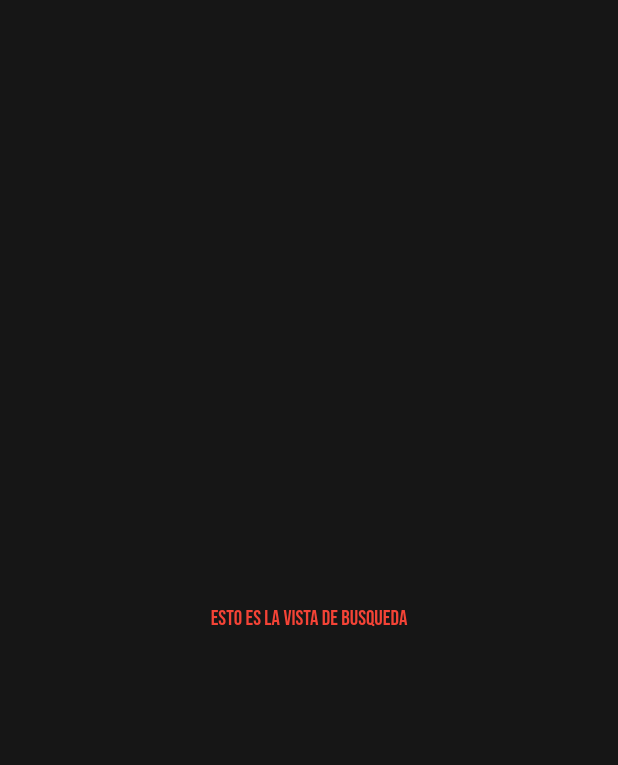
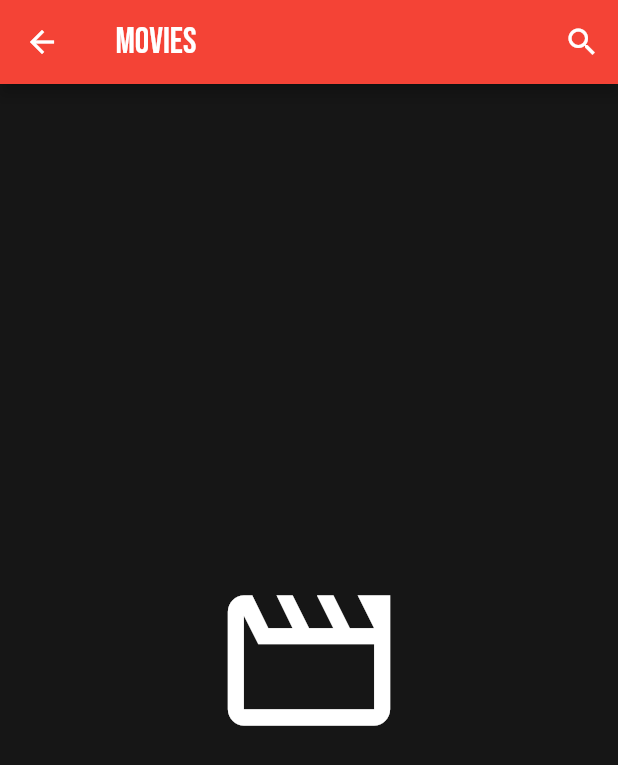
Before and after one commit to antialop/MoviesApp-Flutter, a Flutter app: the SearchView screen opened directly, on a phone screen of 412 x 824 dp. Shown: the top 765 px of the screen. Run offline on Flutter 3.47's test engine with Material 2 defaults, Android fonts, the phone set to English and light mode, and no system bars; our stand-ins replace bloc, equatable, firebase_auth, firebase_core, flutter_bloc, google_fonts and 1 more; accounts and stored records are empty; network calls fail.

Commit message:
finish search

```diff
--- /dev/null
+++ b/lib/models/search_response.dart
@@ -0,0 +1,26 @@
+import 'dart:convert';
+import 'package:movies/models/movie.dart';
+
+class SearchResponse {
+  SearchResponse({
+    required this.page,
+    required this.results,
+    required this.totalPages,
+    required this.totalResults,
+  });
+  int page;
+  List<Movie> results;
+  int totalPages;
+  int totalResults;
+
+  factory SearchResponse.fromJson(String str) =>
+      SearchResponse.fromMap(json.decode(str));
+
+  factory SearchResponse.fromMap(Map<String, dynamic> json) => SearchResponse(
+        page: json["page"],
+        results:
+            List<Movie>.from(json["results"].map((x) => Movie.fromMap(x))),
+        totalPages: json["total_pages"],
+        totalResults: json["total_results"],
+      );
+}
--- a/lib/views/movies/search_view.dart
+++ b/lib/views/movies/search_view.dart
@@ -1,4 +1,6 @@
 import 'package:flutter/material.dart';
+import 'package:google_fonts/google_fonts.dart';
+import 'package:movies/search/search_delegate.dart';
 
 class SearchView extends StatefulWidget {
   const SearchView({super.key});
@@ -10,16 +12,34 @@ class SearchView extends StatefulWidget {
 class _SearchViewState extends State<SearchView> {
   @override
   Widget build(BuildContext context) {
-    return const Scaffold(
-      backgroundColor: Color.fromARGB(255, 22, 22, 22),
-      body: Center(
-        child: Text(
-          'Esto es la vista de busqueda',
-          style: TextStyle(
-            color: Colors.red,
+    return Scaffold(
+        backgroundColor: const Color.fromARGB(255, 22, 22, 22),
+        appBar: AppBar(
+          backgroundColor: Colors.red,
+          title: Padding(
+            padding: const EdgeInsets.only(left: 5),
+            child: Text('Movies', style: GoogleFonts.bebasNeue(fontSize: 24)),
           ),
+          actions: [
+            IconButton(
+              onPressed: () {
+                showSearch(context: context, delegate: MovieSearchDelegate());
+              },
+              icon: const Icon(Icons.search),
+            ),
+          ],
         ),
-      ),
-    );
+        body: Center(
+          child: Stack(
+            alignment: Alignment.center,
+            children: const [
+              Icon(
+                Icons.movie_creation_outlined,
+                size: 130,
+                color: Colors.white,
+              ),
+            ],
+          ),
+        ));
   }
 }
```
Also changed, not shown: lib/search/search_delegate.dart (added, +158 -0 lines), lib/service/api/movies_provider.dart (+12 -1 lines), lib/views/movies/details_view.dart (+12 -3 lines), lib/views/movies/movies_view.dart (+14 -3 lines).
